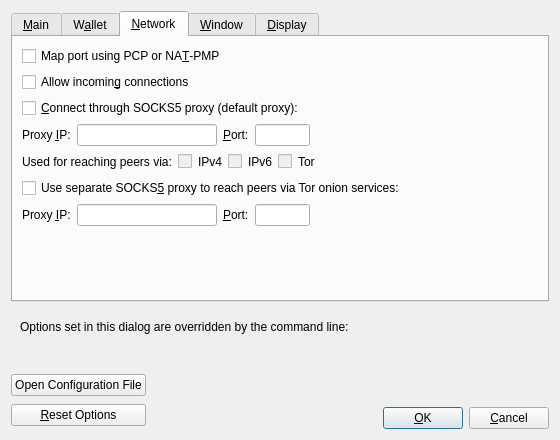
LuganoPlanB/bitcoin-roots, file src/qt/forms/optionsdialog.ui: the form before one commit.
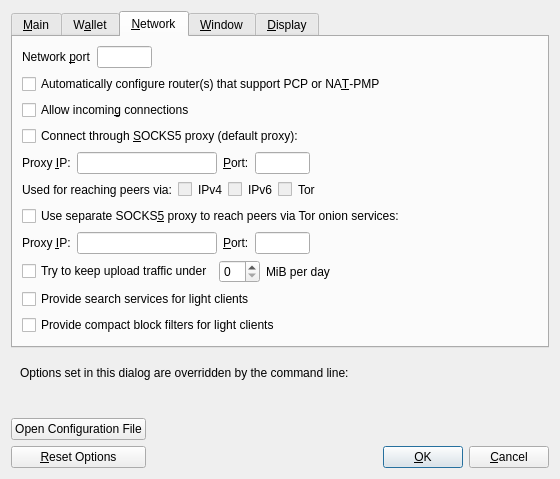
The form after the commit. The open tabs and pages were chosen to show the change. Custom widgets are drawn as their Qt base class.

What changed in the file:
```diff
--- a/src/qt/forms/optionsdialog.ui
+++ b/src/qt/forms/optionsdialog.ui
@@ -315,13 +315,62 @@
        <string>&amp;Network</string>
       </attribute>
       <layout class="QVBoxLayout" name="verticalLayout_Network">
+       <item>
+        <layout class="QHBoxLayout" name="horizontalLayout_Network_Port">
+         <item>
+          <widget class="QLabel" name="networkPortLabel">
+           <property name="text">
+            <string>Network &amp;port</string>
+           </property>
+           <property name="textFormat">
+            <enum>Qt::PlainText</enum>
+           </property>
+           <property name="buddy">
+            <cstring>networkPort</cstring>
+           </property>
+          </widget>
+         </item>
+         <item>
+          <widget class="QLineEdit" name="networkPort">
+           <property name="minimumSize">
+            <size>
+             <width>55</width>
+             <height>0</height>
+            </size>
+           </property>
+           <property name="maximumSize">
+            <size>
+             <width>55</width>
+             <height>16777215</height>
+            </size>
+           </property>
+           <property name="toolTip">
+            <string>Network port (e.g. 8333)</string>
+           </property>
+          </widget>
+         </item>
+         <item>
+          <spacer name="horizontalSpacer_Network_Port">
+           <property name="orientation">
+            <enum>Qt::Horizontal</enum>
+           </property>
+           <property name="sizeHint" stdset="0">
+            <size>
+             <width>40</width>
+             <height>20</height>
+            </size>
+           </property>
+          </spacer>
+         </item>
+        </layout>
+       </item>
        <item>
         <widget class="QCheckBox" name="mapPortNatpmp">
          <property name="toolTip">
           <string>Automatically open the Bitcoin client port on the router. This only works when your router supports PCP or NAT-PMP and it is enabled. The external port could be random.</string>
          </property>
          <property name="text">
-          <string>Map port using PCP or NA&amp;T-PMP</string>
+          <string>Automatically configure router(s) that support PCP or NA&amp;T-PMP</string>
          </property>
         </widget>
        </item>
@@ -341,7 +390,7 @@
           <string>Connect to the Bitcoin network through a SOCKS5 proxy.</string>
          </property>
          <property name="text">
-          <string>&amp;Connect through SOCKS5 proxy (default proxy):</string>
+          <string>Connect through &amp;SOCKS5 proxy (default proxy):</string>
          </property>
         </widget>
        </item>
@@ -613,6 +662,66 @@
          </item>
         </layout>
        </item>
+       <item>
+        <layout class="QHBoxLayout" name="horizontalLayout_maxuploadtarget">
+         <item>
+          <widget class="QCheckBox" name="maxuploadtargetCheckbox">
+           <property name="text">
+            <string>Try to keep upload traffic under</string>
+           </property>
+          </widget>
+         </item>
+         <item>
+          <widget class="QSpinBox" name="maxuploadtarget"/>
+         </item>
+         <item>
+          <widget class="QLabel" name="maxuploadtargetUnitLabel">
+           <property name="text">
+            <string>MiB per day</string>
+           </property>
+           <property name="textFormat">
+            <enum>Qt::PlainText</enum>
+           </property>
+           <property name="buddy">
+            <cstring>maxuploadtargetCheckbox</cstring>
+           </property>
+          </widget>
+         </item>
+         <item>
+          <spacer name="horizontalSpacer_maxuploadtarget">
+           <property name="orientation">
+            <enum>Qt::Horizontal</enum>
+           </property>
+           <property name="sizeHint" stdset="0">
+            <size>
+             <width>40</width>
+             <height>20</height>
+            </size>
+           </property>
+          </spacer>
+         </item>
+        </layout>
+       </item>
+       <item>
+        <widget class="QCheckBox" name="peerbloomfilters">
+         <property name="toolTip">
+          <string>Support filtering of blocks and transaction with bloom filters</string>
+         </property>
+         <property name="text">
+          <string>Provide search services for light clients</string>
+         </property>
+        </widget>
+       </item>
+       <item>
+        <widget class="QCheckBox" name="peerblockfilters">
+         <property name="toolTip">
+          <string>Generate compact block filters and allow peers to download them</string>
+         </property>
+         <property name="text">
+          <string>Provide compact block filters for light clients</string>
+         </property>
+        </widget>
+       </item>
        <item>
         <spacer name="verticalSpacer_Network">
          <property name="orientation">
```
Left out of the diff: 92 changed lines with no effect on the pictures.
